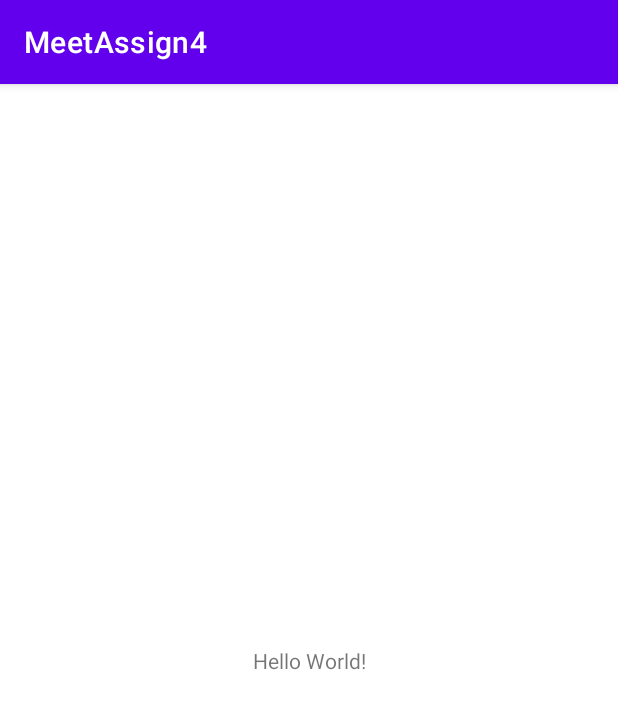
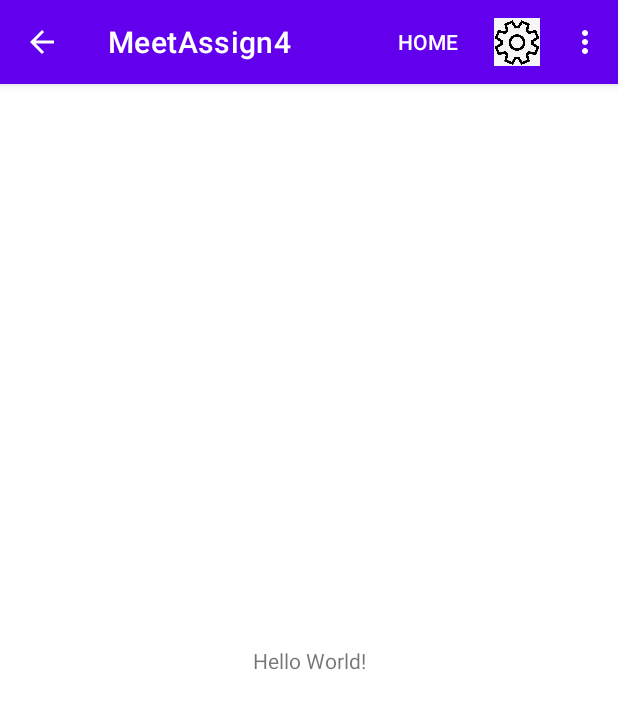
Before and after one commit to MeetPatel0090/MeetPatelAssign4, an Android app: the screen it shows after launch (MainActivity before the commit, MeetActivity after it), on a phone screen of 412 x 824 dp. Shown: the top 709 px of the screen. Run offline under Robolectric (Android 15) with nearby library versions, the phone set to English and light mode, and no system bars.

Commit message:
Implemented the menu

```diff
--- a/MeetAssign44/src/main/AndroidManifest.xml
+++ b/MeetAssign44/src/main/AndroidManifest.xml
@@ -10,7 +10,7 @@
         android:supportsRtl="true"
         android:theme="@style/Theme.MeetAssign4">
         <activity
-            android:name=".MainActivity"
+            android:name=".MeetActivity"
             android:exported="true">
             <intent-filter>
                 <action android:name="android.intent.action.MAIN" />
--- a/MeetAssign44/src/main/java/meet/patel/n01460090/MainActivity.java
+++ /dev/null
@@ -1,14 +0,0 @@
-package meet.patel.n01460090;
-
-import androidx.appcompat.app.AppCompatActivity;
-
-import android.os.Bundle;
-
-public class MainActivity extends AppCompatActivity {
-
-    @Override
-    protected void onCreate(Bundle savedInstanceState) {
-        super.onCreate(savedInstanceState);
-        setContentView(R.layout.activity_main);
-    }
-}
--- /dev/null
+++ b/MeetAssign44/src/main/java/meet/patel/n01460090/MeetActivity.java
@@ -0,0 +1,63 @@
+// Meet Patel N01460090 Section:- RNB
+
+package meet.patel.n01460090;
+
+import androidx.appcompat.app.AppCompatActivity;
+
+import android.content.Intent;
+import android.net.Uri;
+import android.os.Bundle;
+import android.view.Menu;
+import android.view.MenuInflater;
+import android.view.MenuItem;
+
+public class MeetActivity extends AppCompatActivity {
+
+    @Override
+    protected void onCreate(Bundle savedInstanceState) {
+        super.onCreate(savedInstanceState);
+        setContentView(R.layout.activity_meet);
+        getSupportActionBar().setDisplayHomeAsUpEnabled(true);
+    }
+
+    @Override
+    public boolean onCreateOptionsMenu(Menu menu)
+    {
+        MenuInflater inflater = getMenuInflater();
+        inflater.inflate(R.menu.meet_menu, menu);
+        return true;
+    }
+
+    @Override
+    public boolean onOptionsItemSelected(MenuItem menuitem)
+    {
+        // Handle item selection
+        switch (menuitem.getItemId())
+        {
+            case R.id.MeetMenuItem1:
+                break;
+
+            case R.id.MeetMenuItem2:
+                startActivityForResult(new Intent(android.provider.Settings.ACTION_SETTINGS), 0);
+                break;
+
+            case R.id.MeetMenuItem3:
+                gotoUrl();
+                break;
+
+            default:
+                return super.onOptionsItemSelected(menuitem);
+
+        }
+        return true;
+
+    }
+
+    private void gotoUrl()
+    {
+        Uri uri = Uri.parse("https://www.android.com/intl/en_ca/");
+        Intent intent = new Intent(Intent.ACTION_VIEW,uri);
+        startActivity(intent);
+    }
+
+}
--- a/MeetAssign44/src/main/res/layout/activity_main.xml
+++ b/MeetAssign44/src/main/res/layout/activity_meet.xml
@@ -4,7 +4,7 @@
     xmlns:tools="http://schemas.android.com/tools"
     android:layout_width="match_parent"
     android:layout_height="match_parent"
-    tools:context=".MainActivity">
+    tools:context=".MeetActivity">
 
     <TextView
         android:layout_width="wrap_content"
--- /dev/null
+++ b/MeetAssign44/src/main/res/menu/meet_menu.xml
@@ -0,0 +1,19 @@
+<?xml version="1.0" encoding="utf-8"?>
+<menu xmlns:android="http://schemas.android.com/apk/res/android"
+    xmlns:app="http://schemas.android.com/apk/res-auto">
+
+    <item
+        android:id="@+id/MeetMenuItem1"
+        android:title="@string/menu_home"
+        app:showAsAction="ifRoom"
+        />
+    <item
+        android:id="@+id/MeetMenuItem2"
+        android:title="@string/menu_settings"
+        app:showAsAction="always"
+        android:icon="@drawable/settings_menu"/>
+    <item
+        android:id="@+id/MeetMenuItem3"
+        android:title="@string/menu_help"
+        app:showAsAction="collapseActionView"/>
+</menu>
--- a/MeetAssign44/src/main/res/values/strings.xml
+++ b/MeetAssign44/src/main/res/values/strings.xml
@@ -1,3 +1,6 @@
 <resources>
     <string name="app_name">MeetAssign4</string>
+    <string name="menu_home">Home</string>
+    <string name="menu_settings">Settings</string>
+    <string name="menu_help">Help</string>
 </resources>
```
Also changed, not shown: MeetAssign44/src/main/res/drawable/settings_menu.jpg (added).
